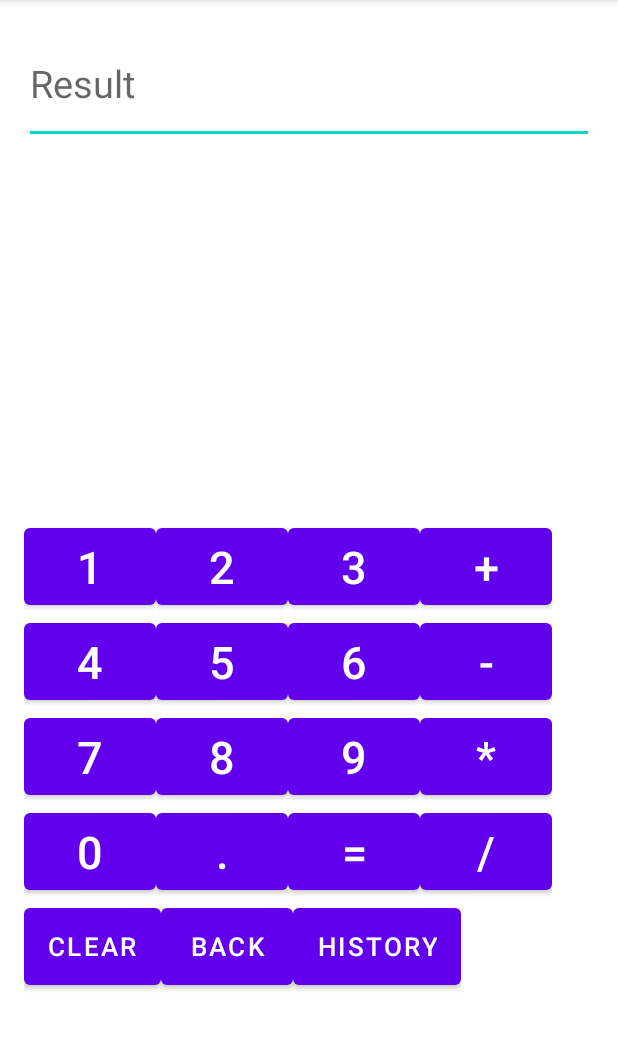
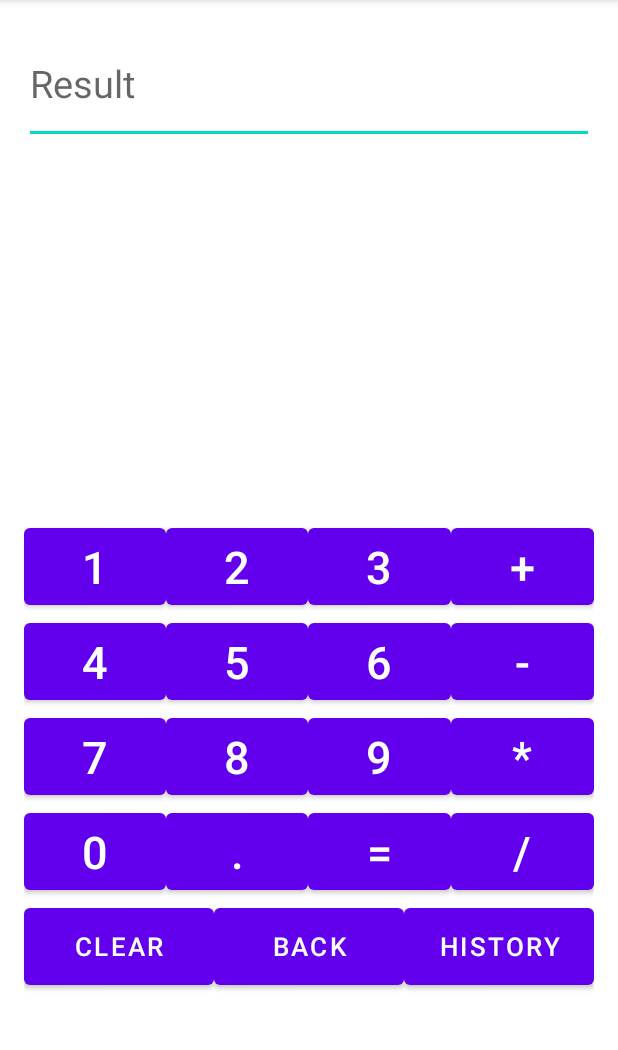
Before and after one commit to Doris-k/Calculator, an Android app: the screen it shows after launch (MainActivity), on a phone screen of 412 x 824 dp, the part 84-1134 px from its top. Run offline under Robolectric (Android 15) with nearby library versions, the phone set to English and light mode, and no system bars.

Commit message:
ini commit

```diff
--- a/app/src/main/java/com/example/calculator/MainActivity.java
+++ b/app/src/main/java/com/example/calculator/MainActivity.java
@@ -230,7 +230,7 @@ public class MainActivity extends AppCompatActivity implements View.OnClickListe
     //计算逻辑，求formula表达式的值
     private double count() {
         double result = 0;
-        double tNum = 1, lowNum = 0.1, num = 0;
+        double tNum = 1, lowNum = 0.1, num = 0;//tNum是临时计算，lowNum是浮点数精度，num存放数字
         char tmp = 0;
         int operate = 1; //识别+-*/，为+时为正数，为-时为负数，为×时为-2/2,为/时为3/-3;
         boolean point = false;
@@ -276,9 +276,9 @@ public class MainActivity extends AppCompatActivity implements View.OnClickListe
             } else {
                 //读取formula中的每个数字，double型
                 if (!point) {
-                    num = num * 10 + tmp - '0';
+                    num = num * 10 + tmp - '0';//没有小数点  ASSCII码，0-48，1-49
                 } else {
-                    num += (tmp - '0') * lowNum;
+                    num += (tmp - '0') * lowNum;//有小数点
                     lowNum *= 0.1;
                 }
             }
--- a/app/src/main/java/com/example/calculator/MyAdapter.java
+++ b/app/src/main/java/com/example/calculator/MyAdapter.java
@@ -16,7 +16,7 @@ public class MyAdapter extends BaseAdapter {
     public MyAdapter(Context context, ArrayList<enity> enities) {
         this.context = context;
         this.enities = enities;
-    }//参考了 CSDN-DimancheT-BaseAdapter
+    }
     @Override
     public int getCount() {
         return enities.size();
--- a/app/src/main/res/layout/activity_main.xml
+++ b/app/src/main/res/layout/activity_main.xml
@@ -22,34 +22,38 @@
 
 
     <LinearLayout
-        android:layout_width="wrap_content"
-        android:layout_height="wrap_content"
+        android:layout_width="match_parent"
+        android:layout_height="63dp"
         android:layout_marginTop="250dp">
 
         <Button
             android:id="@+id/btn1"
-            android:layout_width="wrap_content"
-            android:layout_height="63dp"
+            android:layout_width="0dp"
+            android:layout_weight="1"
+            android:layout_height="match_parent"
             android:text="1"
             android:textSize="30dp" />
 
         <Button
             android:id="@+id/btn2"
-            android:layout_width="wrap_content"
+            android:layout_width="0dp"
+            android:layout_weight="1"
             android:layout_height="match_parent"
             android:text="2"
             android:textSize="30dp" />
 
         <Button
             android:id="@+id/btn3"
-            android:layout_width="wrap_content"
+            android:layout_width="0dp"
+            android:layout_weight="1"
             android:layout_height="match_parent"
             android:text="3"
             android:textSize="30dp" />
 
         <Button
             android:id="@+id/btnadd"
-            android:layout_width="wrap_content"
+            android:layout_width="0dp"
+            android:layout_weight="1"
             android:layout_height="match_parent"
             android:text="+"
             android:textSize="30dp" />
@@ -57,34 +61,38 @@
     </LinearLayout>
 
     <LinearLayout
-        android:layout_width="wrap_content"
-        android:layout_height="wrap_content"
+        android:layout_width="match_parent"
+        android:layout_height="63dp"
         >
 
         <Button
             android:id="@+id/btn4"
-            android:layout_width="wrap_content"
-            android:layout_height="63dp"
+            android:layout_width="0dp"
+            android:layout_weight="1"
+            android:layout_height="match_parent"
             android:text="4"
             android:textSize="30dp" />
 
         <Button
             android:id="@+id/btn5"
-            android:layout_width="wrap_content"
+            android:layout_width="0dp"
+            android:layout_weight="1"
             android:layout_height="match_parent"
             android:text="5"
             android:textSize="30dp" />
 
         <Button
             android:id="@+id/btn6"
-            android:layout_width="wrap_content"
+            android:layout_width="0dp"
+            android:layout_weight="1"
             android:layout_height="match_parent"
             android:text="6"
             android:textSize="30dp" />
 
         <Button
             android:id="@+id/btnminus"
-            android:layout_width="wrap_content"
+            android:layout_width="0dp"
+            android:layout_weight="1"
             android:layout_height="match_parent"
             android:text="-"
             android:textSize="30dp" />
@@ -92,34 +100,38 @@
     </LinearLayout>
 
     <LinearLayout
-        android:layout_width="wrap_content"
-        android:layout_height="wrap_content"
+        android:layout_width="match_parent"
+        android:layout_height="63dp"
         >
 
         <Button
             android:id="@+id/btn7"
-            android:layout_width="wrap_content"
-            android:layout_height="63dp"
+            android:layout_width="0dp"
+            android:layout_weight="1"
+            android:layout_height="match_parent"
             android:text="7"
             android:textSize="30dp" />
 
         <Button
             android:id="@+id/btn8"
-            android:layout_width="wrap_content"
+            android:layout_width="0dp"
+            android:layout_weight="1"
             android:layout_height="match_parent"
             android:text="8"
             android:textSize="30dp" />
 
         <Button
             android:id="@+id/btn9"
-            android:layout_width="wrap_content"
+            android:layout_width="0dp"
+            android:layout_weight="1"
             android:layout_height="match_parent"
             android:text="9"
             android:textSize="30dp" />
 
         <Button
             android:id="@+id/btnmultiply"
-            android:layout_width="wrap_content"
+            android:layout_width="0dp"
+            android:layout_weight="1"
             android:layout_height="match_parent"
             android:text="*"
             android:textSize="30dp" />
@@ -127,34 +139,38 @@
     </LinearLayout>
 
     <LinearLayout
-        android:layout_width="wrap_content"
-        android:layout_height="wrap_content"
+        android:layout_width="match_parent"
+        android:layout_height="63dp"
         >
 
         <Button
             android:id="@+id/btn0"
-            android:layout_width="wrap_content"
-            android:layout_height="63dp"
+            android:layout_width="0dp"
+            android:layout_weight="1"
+            android:layout_height="match_parent"
             android:text="0"
             android:textSize="30dp" />
 
         <Button
             android:id="@+id/btnpoint"
-            android:layout_width="wrap_content"
+            android:layout_width="0dp"
+            android:layout_weight="1"
             android:layout_height="match_parent"
             android:text="."
             android:textSize="30dp" />
 
         <Button
             android:id="@+id/btnequal"
-            android:layout_width="wrap_content"
+            android:layout_width="0dp"
+            android:layout_weight="1"
             android:layout_height="match_parent"
             android:text="="
             android:textSize="30dp" />
 
         <Button
             android:id="@+id/btndivide"
-            android:layout_width="wrap_content"
+            android:layout_width="0dp"
+            android:layout_weight="1"
             android:layout_height="match_parent"
             android:text="/"
             android:textSize="30dp" />
@@ -163,27 +179,32 @@
 
 
     <LinearLayout
-        android:layout_width="wrap_content"
-        android:layout_height="wrap_content"
+        android:layout_width="match_parent"
+        android:layout_height="63dp"
         android:orientation="horizontal">
 
         <Button
             android:id="@+id/btnclear"
-            android:layout_width="wrap_content"
-            android:layout_height="63dp"
+            android:layout_width="0dp"
+            android:layout_weight="1"
+            android:layout_height="match_parent"
             android:text="clear"
             android:textSize="17dp"
             />
 
         <Button
             android:id="@+id/btnback"
-            android:layout_width="wrap_content"
+            android:layout_width="0dp"
+            android:layout_weight="1"
             android:layout_height="match_parent"
             android:text="BACK"
-            android:textSize="17dp"/>
+            android:textSize="17dp"
+            />
+
         <Button
             android:id="@+id/bhistory"
-            android:layout_width="wrap_content"
+            android:layout_width="0dp"
+            android:layout_weight="1"
             android:layout_height="match_parent"
             android:text="History"
             android:textSize="17dp"
```
